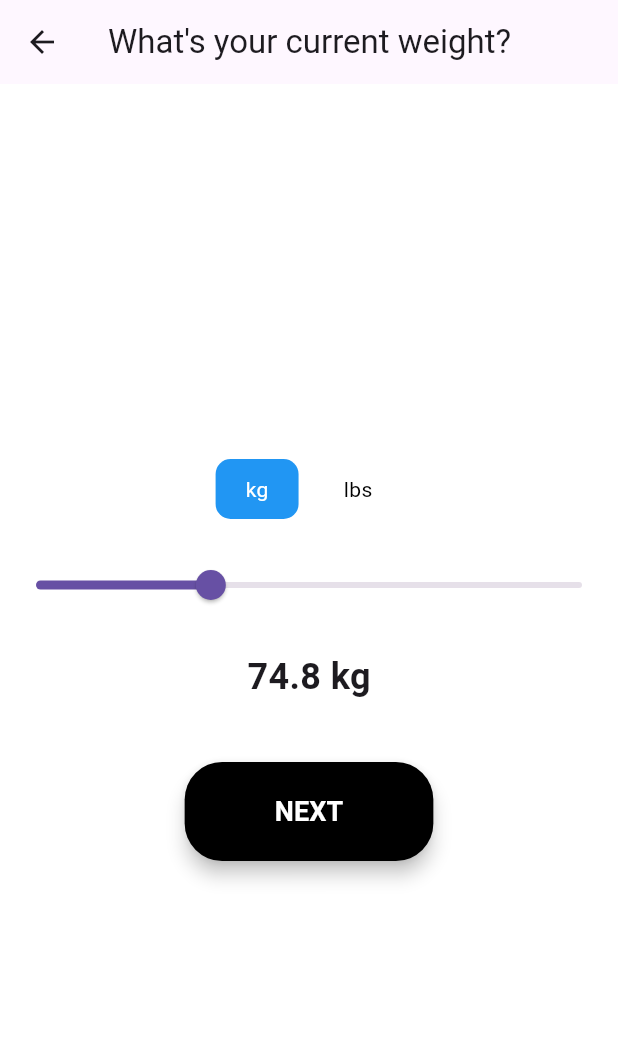
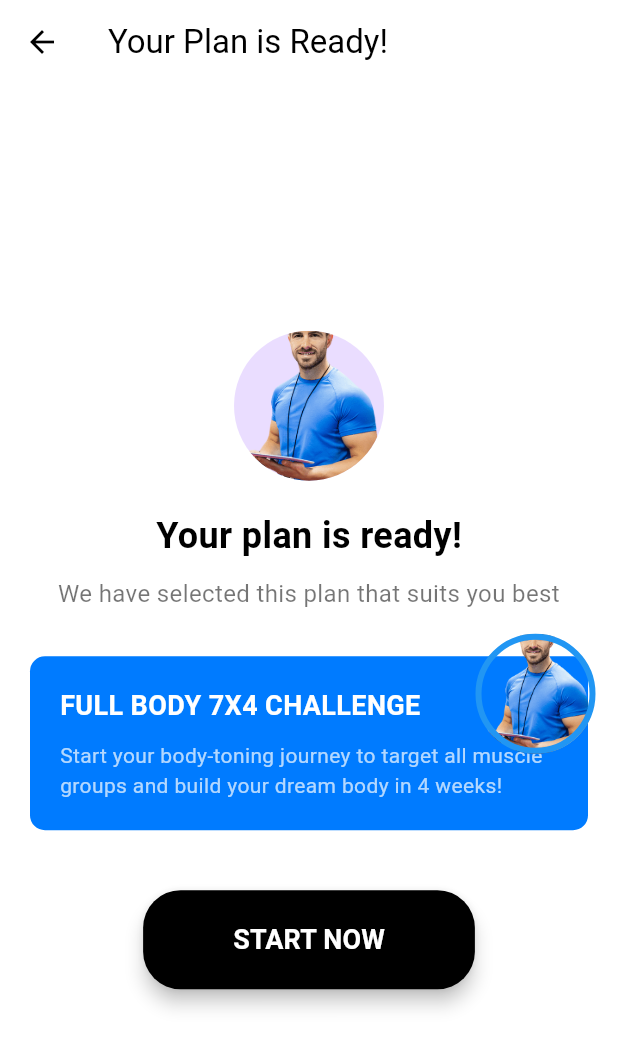
Before and after one commit to Abdimahad1/fitness_app_nodeJS, a Flutter app: the WeightScreen screen opened directly, after a tap on "NEXT", on a phone screen of 412 x 824 dp. Shown: the top 1048 px of the screen. Run offline on Flutter 3.47's test engine with Material 3 defaults, Android fonts, the phone set to English and light mode, and no system bars.

Commit message:
startNow screen added

```diff
--- a/lib/screens/startUp/startNow.dart
+++ b/lib/screens/startUp/startNow.dart
@@ -0,0 +1,127 @@
+import 'package:flutter/material.dart';
+
+class StartNowScreen extends StatelessWidget {
+  @override
+  Widget build(BuildContext context) {
+    return Scaffold(
+      appBar: AppBar(
+        title: Text(
+          "Your Plan is Ready!",
+          style: TextStyle(color: Colors.black), // Black text for the title
+        ),
+        backgroundColor: Colors.white, // White background for the AppBar
+        elevation: 0,
+        iconTheme: IconThemeData(color: Colors.black), // Black color for icons
+      ),
+      body: Container(
+        color: Colors.white, // White background for the screen
+        child: Column(
+          mainAxisAlignment: MainAxisAlignment.center,
+          children: [
+            // User Image
+            CircleAvatar(
+              radius: 50,
+              backgroundImage: AssetImage('lib/assets/images/coach.png'), // Replace with your user image path
+            ),
+            SizedBox(height: 20),
+            // Main Title
+            Text(
+              "Your plan is ready!",
+              style: TextStyle(
+                fontSize: 24,
+                fontWeight: FontWeight.bold,
+                color: Colors.black, // Black text
+              ),
+            ),
+            SizedBox(height: 10),
+            // Subtitle
+            Text(
+              "We have selected this plan that suits you best",
+              textAlign: TextAlign.center,
+              style: TextStyle(
+                fontSize: 16,
+                color: Colors.black54,
+              ),
+            ),
+            SizedBox(height: 30),
+            // Challenge Rectangle
+            Stack(
+              clipBehavior: Clip.none, // Allows the image to overflow outside the rectangle
+              children: [
+                Container(
+                  margin: EdgeInsets.symmetric(horizontal: 20),
+                  padding: EdgeInsets.all(20),
+                  decoration: BoxDecoration(
+                    color: Color(0xFF007BFF), // Blue rectangle
+                    borderRadius: BorderRadius.circular(10),
+                  ),
+                  child: Column(
+                    crossAxisAlignment: CrossAxisAlignment.start,
+                    children: [
+                      Text(
+                        "FULL BODY 7X4 CHALLENGE",
+                        style: TextStyle(
+                          fontSize: 18,
+                          fontWeight: FontWeight.bold,
+                          color: Colors.white, // White text for title
+                        ),
+                      ),
+                      SizedBox(height: 10),
+                      Text(
+                        "Start your body-toning journey to target all muscle groups and build your dream body in 4 weeks!",
+                        style: TextStyle(
+                          fontSize: 14,
+                          color: Colors.white70, // Slightly dimmed white text
+                        ),
+                      ),
+                    ],
+                  ),
+                ),
+                // Image positioned partially outside the rectangle
+                Positioned(
+                  top: -15, // Adjusted closer to the rectangle
+                  right: 15, // Moved slightly inward to prevent touching the screen edge
+                  child: Container(
+                    width: 80,
+                    height: 80,
+                    decoration: BoxDecoration(
+                      image: DecorationImage(
+                        image: AssetImage('lib/assets/images/coach.png'), // Replace with your image path
+                        fit: BoxFit.cover,
+                      ),
+                      shape: BoxShape.circle, // Circle shape for the image
+                      border: Border.all(color: Colors.blue, width: 4), // Border to blend with the rectangle
+                    ),
+                  ),
+                ),
+              ],
+            ),
+            SizedBox(height: 40),
+            // Start Now Button
+            ElevatedButton(
+              onPressed: () {
+                // Handle start action
+              },
+              style: ElevatedButton.styleFrom(
+                backgroundColor: Colors.black,
+                shape: RoundedRectangleBorder(
+                  borderRadius: BorderRadius.circular(25),
+                ),
+                padding: EdgeInsets.symmetric(horizontal: 60, vertical: 20), // Increased padding for larger button
+                elevation: 5, // Add shadow for depth
+              ),
+              child: Text(
+                "START NOW",
+                style: TextStyle(
+                  color: Colors.white,
+                  fontSize: 18,
+                  fontWeight: FontWeight.bold,
+                ),
+              ),
+            ),
+          ],
+        ),
+      ),
+    );
+  }
+}
--- a/lib/screens/startUp/weight.dart
+++ b/lib/screens/startUp/weight.dart
@@ -1,4 +1,5 @@
 import 'package:flutter/material.dart';
+import 'startNow.dart'; // Import the StartNowScreen
 
 class WeightScreen extends StatefulWidget {
   @override
@@ -8,9 +9,32 @@ class WeightScreen extends StatefulWidget {
 class _WeightScreenState extends State<WeightScreen> {
   double selectedWeight = 74.8; // Default weight in kg
   bool isKg = true; // Toggle between kg and lbs
+  double height = 1.75; // User's height in meters (example default)
+
+  // Method to calculate BMI
+  double calculateBMI() {
+    double weightInKg = isKg ? selectedWeight : selectedWeight / 2.20462;
+    return weightInKg / (height * height);
+  }
+
+  // Method to determine BMI category
+  String getBMICategory(double bmi) {
+    if (bmi < 18.5) {
+      return "Underweight";
+    } else if (bmi >= 18.5 && bmi < 24.9) {
+      return "Normal";
+    } else if (bmi >= 25.0 && bmi < 29.9) {
+      return "Overweight";
+    } else {
+      return "Obese";
+    }
+  }
 
   @override
   Widget build(BuildContext context) {
+    double bmi = calculateBMI();
+    String category = getBMICategory(bmi);
+
     return Scaffold(
       appBar: AppBar(
         title: Text("What's your current weight?"),
@@ -92,12 +116,64 @@ class _WeightScreenState extends State<WeightScreen> {
               style: TextStyle(fontSize: 24, fontWeight: FontWeight.bold),
             ),
             SizedBox(height: 40),
+            // BMI Display
+            Container(
+              margin: EdgeInsets.symmetric(horizontal: 20),
+              padding: EdgeInsets.all(15),
+              decoration: BoxDecoration(
+                color: Colors.blue.withOpacity(0.1),
+                borderRadius: BorderRadius.circular(10),
+              ),
+              child: Row(
+                crossAxisAlignment: CrossAxisAlignment.start,
+                children: [
+                  Text(
+                    "Your BMI (${category})",
+                    style: TextStyle(
+                      fontSize: 16,
+                      fontWeight: FontWeight.bold,
+                      color: Colors.orange,
+                    ),
+                  ),
+                  SizedBox(width: 5),
+                  Icon(
+                    Icons.info_outline,
+                    size: 16,
+                    color: Colors.black54,
+                  ),
+                  Spacer(),
+                  Text(
+                    "${bmi.toStringAsFixed(1)}",
+                    style: TextStyle(
+                      fontSize: 24,
+                      fontWeight: FontWeight.bold,
+                      color: Colors.orange,
+                    ),
+                  ),
+                ],
+              ),
+            ),
+            SizedBox(height: 10),
+            Text(
+              category == "Normal"
+                  ? "You're in great shape! Keep it up!"
+                  : category == "Overweight"
+                      ? "You only need a bit more sweat exercises to see a fitter you!"
+                      : category == "Underweight"
+                          ? "Consider adding more nutritious food to your diet."
+                          : "Focus on a balanced diet and consistent exercise!",
+              textAlign: TextAlign.center,
+              style: TextStyle(fontSize: 14, color: Colors.black54),
+            ),
+            SizedBox(height: 40),
             // Next Button
             ElevatedButton(
               onPressed: () {
-                // Handle next action
-                print(
-                    "Selected Weight: ${isKg ? '${selectedWeight.toStringAsFixed(1)} kg' : '${selectedWeight.toStringAsFixed(1)} lbs'}");
+                // Navigate to the StartNowScreen
+                Navigator.push(
+                  context,
+                  MaterialPageRoute(builder: (context) => StartNowScreen()),
+                );
               },
               style: ElevatedButton.styleFrom(
                 backgroundColor: Colors.black,
```
